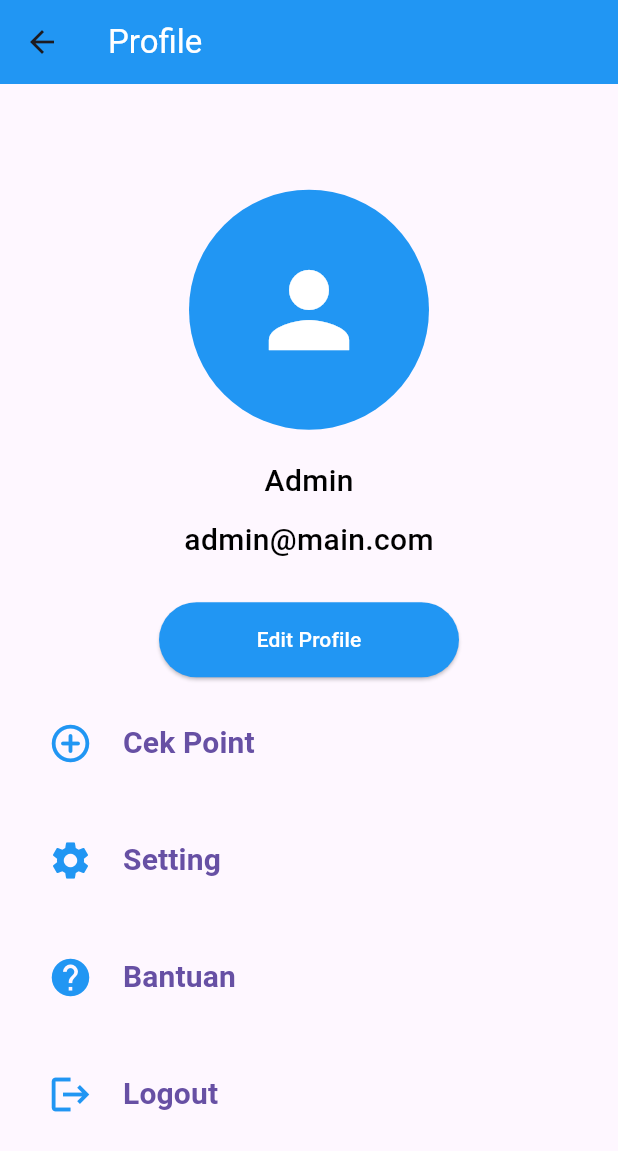
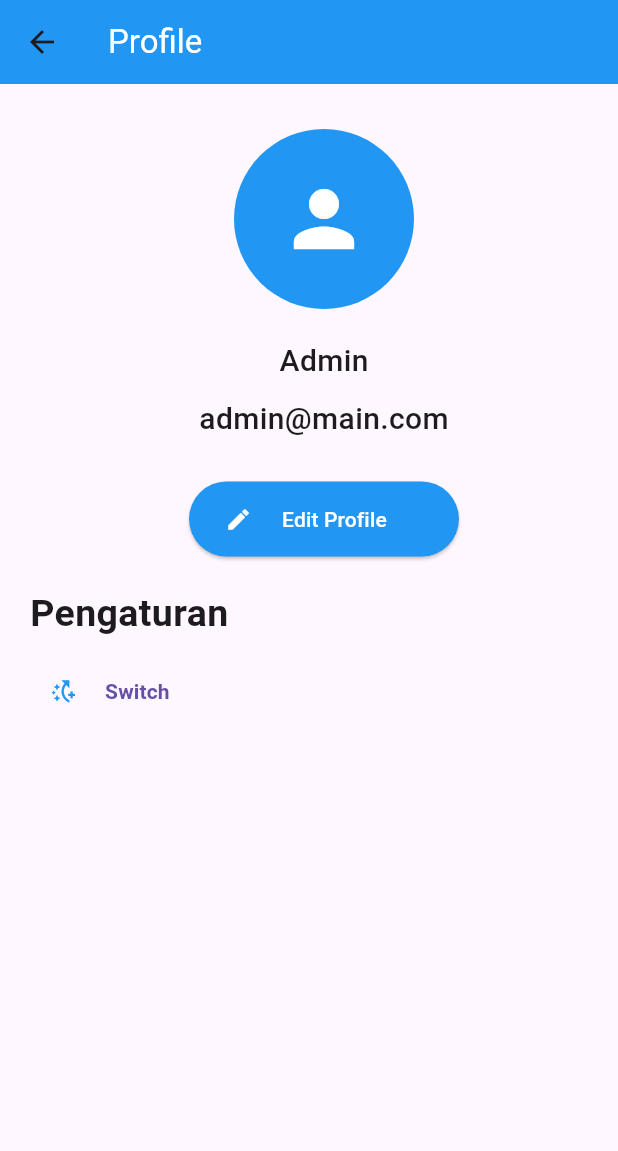
Before and after one commit to peterfomashia/flutter_projects_team, a Flutter app: the Profile screen opened directly, on a phone screen of 412 x 824 dp. Shown: the top 1151 px of the screen. Run offline on Flutter 3.47's test engine with Material 3 defaults, Android fonts, the phone set to English and light mode, and no system bars; our stand-ins replace animated_bottom_navigation_bar, flutter_speed_dial.

Commit message:
FITUR untuk UTS

```diff
--- a/lib/fitur/profile/profile.dart
+++ b/lib/fitur/profile/profile.dart
@@ -4,7 +4,7 @@ import 'package:flutter/widgets.dart';
 import 'package:learning_app/Home.dart';
 import 'package:learning_app/fitur/profile/edit.dart';
 import 'package:learning_app/fitur/profile/provider/profil_prov.dart';
-import 'package:learning_app/fitur/profile/setting.dart';
+import 'package:learning_app/fitur/profile/switch.dart';
 import 'package:learning_app/login_and_regist/login.dart';
 import 'package:provider/provider.dart';
 
@@ -25,8 +25,7 @@ class _ProfileState  extends State<Profile> {
       ),
       body: Consumer<ProfilProv>(builder: (context,value,_) {
         return Container(
-        padding: EdgeInsets.all(20),
-        child: Center(
+        padding: EdgeInsets.only(top: 30, left: 20,),
         child: SingleChildScrollView(
           child: Column(
             children: [
@@ -35,9 +34,9 @@ class _ProfileState  extends State<Profile> {
                 child: Icon(
                   Icons.person,
                   color: Colors.white,
-                    size: 80,
+                  size: 60,
                 ),
-                  radius: 80,
+                radius: 60,
               ),
               SizedBox(height: 20),
               SizedBox(
@@ -49,12 +48,12 @@ class _ProfileState  extends State<Profile> {
                     children: [
                       Text(
                         value.profil[index].nama,
-                          style: TextStyle(fontWeight: FontWeight.w500, fontSize: 20,color: Colors.black),
+                        style: TextStyle(fontWeight: FontWeight.w500, fontSize: 20,),
                       ),
                       SizedBox(height: 10),
                       Text(
                         value.profil[index].email,
-                          style: TextStyle(fontWeight: FontWeight.w500, fontSize: 20,color: Colors.black),
+                        style: TextStyle(fontWeight: FontWeight.w500, fontSize: 20),
                       ),
                     ],
                   );
@@ -62,7 +61,7 @@ class _ProfileState  extends State<Profile> {
               ),
               SizedBox(height: 20),
               SizedBox(
-                  width: 200,
+                width: 180,
                 height: 50,
                 child: ElevatedButton(
                   onPressed: () {
@@ -71,80 +70,44 @@ class _ProfileState  extends State<Profile> {
                   style: ElevatedButton.styleFrom(
                     backgroundColor: Colors.blue,
                   ),
-                    child:
-                    const Text(
+                  child: Row(
+                    children: [
+                      Icon(Icons.edit, color: Colors.white,),
+                      SizedBox(width: 20,),
+                      Text(
                         "Edit Profile",
                         style:
                           TextStyle(
                               color: Colors.white),
                       ),
+                    ],
+                  ),
                 ),
               ),
               SizedBox(height: 20),
+              Row(
+                children: [
+                  Text("Pengaturan", style: TextStyle(fontSize: 25, fontWeight: FontWeight.bold),),
+                ],
+              ),
+              SizedBox(height: 10),
               TextButton(
                 onPressed: () {
-                    Navigator.of(context).push(MaterialPageRoute(builder: (context) => Home()));
+                  Navigator.of(context).push(MaterialPageRoute(builder: (context) => SwitchScreenMode()));
                 },
                 child: Row(
                   children: [
-                      Icon(Icons.control_point_rounded, size: 30, color: Colors.blue,),
+                    Icon(Icons.switch_access_shortcut_add, color: Colors.blue,),
                     SizedBox.fromSize(size: Size(20, 0)),
                     Text(
-                        "Cek Point",
-                        style: TextStyle(fontWeight: FontWeight.bold, fontSize: 20),
+                      "Switch",
+                      style: TextStyle(fontWeight: FontWeight.bold,),
                     ),
                   ],
                 ),
               ),
-                SizedBox(height: 30),
-                TextButton(
-                  onPressed: () {
-                    Navigator.of(context).push(MaterialPageRoute(builder: (context) => Settings(dataProfil: 0)));
-                  },
-                  child: Row(
-                    children: [
-                      Icon(Icons.settings, size: 30, color: Colors.blue,),
-                      SizedBox.fromSize(size: Size(20, 0)),
-                      Text(
-                        "Setting",
-                        style: TextStyle(fontWeight: FontWeight.bold, fontSize: 20),
-                      ),
+
             ],
-                  ),
-                ),
-                SizedBox(height: 30),
-                TextButton(
-                  onPressed: () {
-                    Navigator.of(context).push(MaterialPageRoute(builder: (context) => Home()));
-                  },
-                  child: Row(
-                    children: [
-                      Icon(Icons.help, size: 30, color: Colors.blue,),
-                      SizedBox.fromSize(size: Size(20, 0)),
-                      Text(
-                        "Bantuan",
-                        style: TextStyle(fontWeight: FontWeight.bold, fontSize: 20),
-                      ),
-                    ],
-                  ),
-                ),
-                SizedBox(height: 30),
-                TextButton(onPressed: () {
-                  Navigator.of(context).push(MaterialPageRoute(builder: (context) => Login()));
-                },
-                  child: Row(
-                    children: [
-                      Icon(Icons.logout, size: 30, color: Colors.blue,),
-                      SizedBox.fromSize(size: Size(20, 0)),
-                      Text(
-                        "Logout",
-                        style: TextStyle(fontWeight: FontWeight.bold, fontSize: 20),
-                      ),
-                    ],
-                  ),
-                ),
-              ],
-            ),
           ),
         ),
       );
--- /dev/null
+++ b/lib/fitur/profile/provider/switchProvider.dart
@@ -0,0 +1,29 @@
+import 'package:flutter/material.dart';
+
+ThemeData light = ThemeData(
+  brightness: Brightness.light,
+  primarySwatch: Colors.blue,
+);
+
+ThemeData dark = ThemeData(
+  brightness: Brightness.dark,
+  primarySwatch: Colors.blue,
+);
+
+class SwitchModeProvider extends ChangeNotifier {
+  ThemeData _themeData = light;
+
+  ThemeData get themeData => _themeData;
+
+  bool get darkMode => _themeData == dark;
+
+  set themeData(ThemeData val) {
+    _themeData = val;
+    notifyListeners();
+  }
+
+  void toggleTheme() {
+    _themeData = darkMode ? light : dark;
+    notifyListeners();
+  }
+}
--- a/pubspec.yaml
+++ b/pubspec.yaml
@@ -37,6 +37,8 @@ dependencies:
   cupertino_icons: ^1.0.2
   google_nav_bar: ^5.0.6
   provider: ^6.1.2
+  flutter_speed_dial: ^7.0.0
+  animated_bottom_navigation_bar: ^1.3.3
 
 dev_dependencies:
   flutter_test:
```
Also changed, not shown: lib/Home.dart (+52 -55 lines), lib/fitur/profile/setting.dart (deleted, +0 -39 lines), lib/fitur/profile/switch.dart (added, +40 -0 lines), lib/fitur/translate.dart (+78 -56 lines), lib/main.dart (+11 -8 lines), pubspec.lock. Lines whose indentation alone changed are shown as unchanged.
